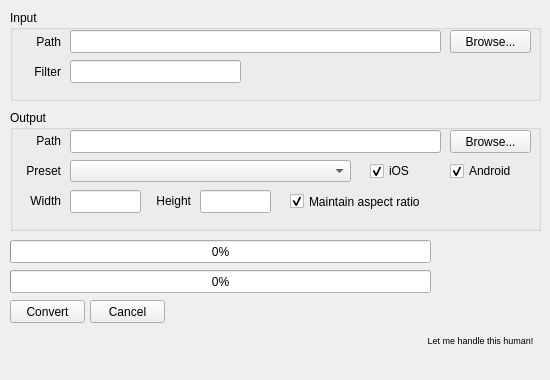
Before: the Qt Designer form svgToolLayout.ui in fhaze/FlandreSVGTool, drawn with Qt 5.
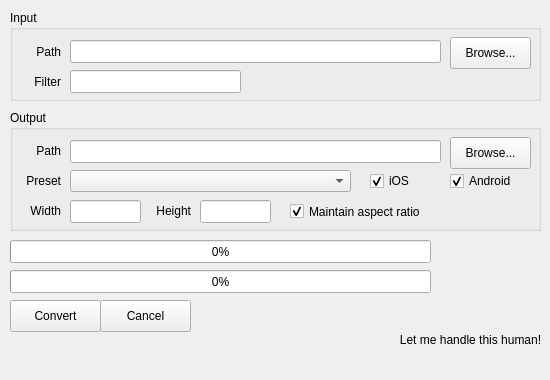
After: the same form once the commit is applied.

What changed in the file:
```diff
--- a/svgToolLayout.ui
+++ b/svgToolLayout.ui
@@ -54,11 +54,23 @@
      <property name="geometry">
       <rect>
        <x>440</x>
-       <y>20</y>
+       <y>27</y>
        <width>81</width>
-       <height>23</height>
+       <height>32</height>
       </rect>
      </property>
+     <property name="sizePolicy">
+      <sizepolicy hsizetype="Minimum" vsizetype="Fixed">
+       <horstretch>0</horstretch>
+       <verstretch>0</verstretch>
+      </sizepolicy>
+     </property>
+     <property name="minimumSize">
+      <size>
+       <width>0</width>
+       <height>0</height>
+      </size>
+     </property>
      <property name="text">
       <string>Browse...</string>
      </property>
@@ -67,7 +79,7 @@
      <property name="geometry">
       <rect>
        <x>60</x>
-       <y>20</y>
+       <y>30</y>
        <width>371</width>
        <height>23</height>
       </rect>
@@ -80,7 +92,7 @@
      <property name="geometry">
       <rect>
        <x>10</x>
-       <y>20</y>
+       <y>30</y>
        <width>41</width>
        <height>23</height>
       </rect>
@@ -99,7 +111,7 @@
      <property name="geometry">
       <rect>
        <x>10</x>
-       <y>50</y>
+       <y>60</y>
        <width>41</width>
        <height>23</height>
       </rect>
@@ -118,7 +130,7 @@
      <property name="geometry">
       <rect>
        <x>60</x>
-       <y>50</y>
+       <y>60</y>
        <width>171</width>
        <height>23</height>
       </rect>
@@ -128,7 +140,7 @@
      <property name="geometry">
       <rect>
        <x>240</x>
-       <y>50</y>
+       <y>60</y>
        <width>171</width>
        <height>23</height>
       </rect>
@@ -154,9 +166,9 @@
      <property name="geometry">
       <rect>
        <x>440</x>
-       <y>20</y>
+       <y>27</y>
        <width>81</width>
-       <height>23</height>
+       <height>32</height>
       </rect>
      </property>
      <property name="text">
@@ -167,7 +179,7 @@
      <property name="geometry">
       <rect>
        <x>60</x>
-       <y>20</y>
+       <y>30</y>
        <width>371</width>
        <height>23</height>
       </rect>
@@ -180,7 +192,7 @@
      <property name="geometry">
       <rect>
        <x>360</x>
-       <y>50</y>
+       <y>60</y>
        <width>75</width>
        <height>22</height>
       </rect>
@@ -196,7 +208,7 @@
      <property name="geometry">
       <rect>
        <x>440</x>
-       <y>50</y>
+       <y>60</y>
        <width>75</width>
        <height>22</height>
       </rect>
@@ -212,7 +224,7 @@
      <property name="geometry">
       <rect>
        <x>60</x>
-       <y>50</y>
+       <y>60</y>
        <width>281</width>
        <height>22</height>
       </rect>
@@ -222,7 +234,7 @@
      <property name="geometry">
       <rect>
        <x>10</x>
-       <y>20</y>
+       <y>30</y>
        <width>41</width>
        <height>22</height>
       </rect>
@@ -241,7 +253,7 @@
      <property name="geometry">
       <rect>
        <x>10</x>
-       <y>50</y>
+       <y>60</y>
        <width>41</width>
        <height>22</height>
       </rect>
@@ -260,7 +272,7 @@
      <property name="geometry">
       <rect>
        <x>10</x>
-       <y>80</y>
+       <y>90</y>
        <width>41</width>
        <height>22</height>
       </rect>
@@ -279,7 +291,7 @@
      <property name="geometry">
       <rect>
        <x>140</x>
-       <y>80</y>
+       <y>90</y>
        <width>41</width>
        <height>22</height>
       </rect>
@@ -298,7 +310,7 @@
      <property name="geometry">
       <rect>
        <x>60</x>
-       <y>80</y>
+       <y>90</y>
        <width>71</width>
        <height>23</height>
       </rect>
@@ -308,7 +320,7 @@
      <property name="geometry">
       <rect>
        <x>190</x>
-       <y>80</y>
+       <y>90</y>
        <width>71</width>
        <height>23</height>
       </rect>
@@ -318,7 +330,7 @@
      <property name="geometry">
       <rect>
        <x>280</x>
-       <y>80</y>
+       <y>90</y>
        <width>161</width>
        <height>23</height>
       </rect>
@@ -336,8 +348,8 @@
      <rect>
       <x>10</x>
       <y>300</y>
-      <width>75</width>
-      <height>23</height>
+      <width>91</width>
+      <height>32</height>
      </rect>
     </property>
     <property name="text">
@@ -373,15 +385,15 @@
    <widget class="QLabel" name="label_5">
     <property name="geometry">
      <rect>
-      <x>420</x>
+      <x>400</x>
       <y>330</y>
-      <width>121</width>
+      <width>141</width>
       <height>20</height>
      </rect>
     </property>
     <property name="font">
      <font>
-      <pointsize>7</pointsize>
+      <pointsize>9</pointsize>
      </font>
     </property>
     <property name="text">
@@ -407,10 +419,10 @@
    <widget class="QPushButton" name="btnCancel">
     <property name="geometry">
      <rect>
-      <x>90</x>
+      <x>100</x>
       <y>300</y>
-      <width>75</width>
-      <height>23</height>
+      <width>91</width>
+      <height>32</height>
      </rect>
     </property>
     <property name="text">
```
Left out of the diff: 8 changed lines with no effect on the pictures.
